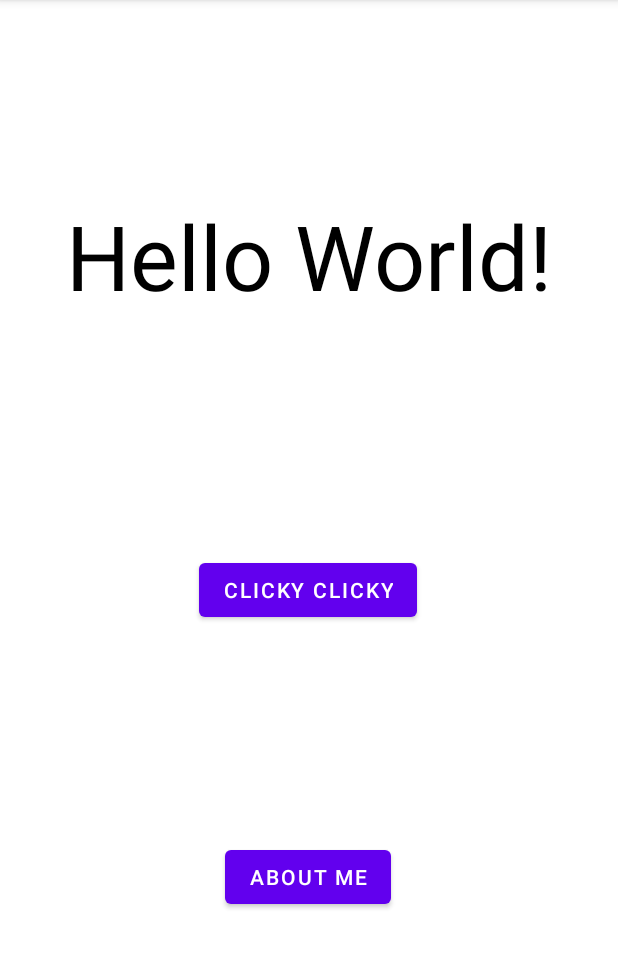
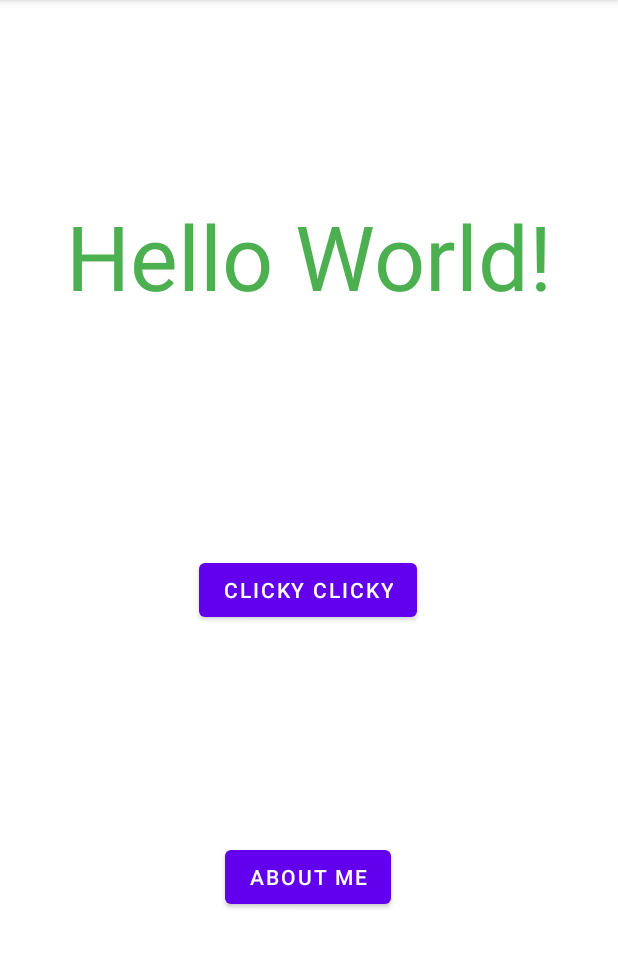
Before and after one commit to jovianebellegarde/NUMAD22Sp_JovianeBellegarde, an Android app: the screen it shows after launch (MainActivity), on a phone screen of 412 x 824 dp, the part 84-1052 px from its top. Run offline under Robolectric (Android 15) with nearby library versions, the phone set to English and light mode, and no system bars.

Commit message:
changed font color for run

```diff
--- a/app/src/main/res/layout/activity_main.xml
+++ b/app/src/main/res/layout/activity_main.xml
@@ -12,7 +12,7 @@
         android:layout_height="wrap_content"
         android:text="Hello World!"
         android:textAllCaps="false"
-        android:textColor="@color/black"
+        android:textColor="#4CAF50"
         android:textSize="60sp"
         app:layout_constraintBottom_toTopOf="@+id/button2"
         app:layout_constraintEnd_toEndOf="parent"
```
